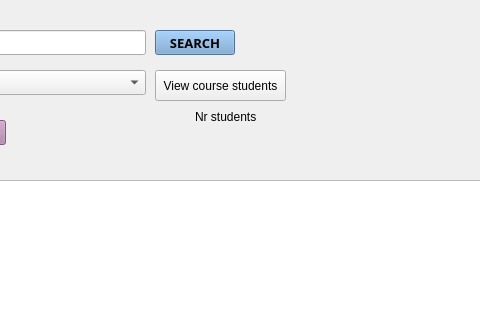
First picture: the form in details.ui, repository casalete/ErasmusIo, before the edit; both pictures show x 395 to 875 and y 0 to 320 of the 1100 by 674 pixel window.
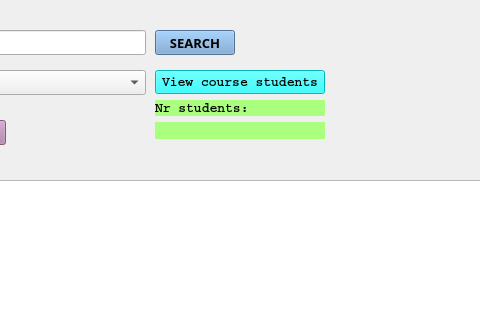
Second picture: the form after the edit. Icons and pictures are not drawn.

The edit to the form file:
```diff
--- a/details.ui
+++ b/details.ui
@@ -183,31 +183,49 @@
     <string>BACK</string>
    </property>
   </widget>
-  <widget class="QPushButton" name="viewStudentsButton">
+  <widget class="QWidget" name="">
    <property name="geometry">
     <rect>
      <x>550</x>
      <y>70</y>
-     <width>131</width>
-     <height>31</height>
+     <width>170</width>
+     <height>69</height>
     </rect>
+   </property>
+   <layout class="QVBoxLayout" name="verticalLayout_2">
+    <item>
+     <widget class="QPushButton" name="viewStudentsButton">
+      <property name="font">
+       <font>
+        <family>Courier</family>
+        <pointsize>10</pointsize>
+        <weight>75</weight>
+        <bold>true</bold>
+       </font>
+      </property>
+      <property name="styleSheet">
+       <string notr="true">background: rgb(0, 255, 255);</string>
    </property>
    <property name="text">
     <string>View course students</string>
    </property>
   </widget>
-  <widget class="QWidget" name="">
-   <property name="geometry">
-    <rect>
-     <x>590</x>
-     <y>110</y>
-     <width>62</width>
-     <height>34</height>
-    </rect>
-   </property>
+    </item>
+    <item>
    <layout class="QVBoxLayout" name="verticalLayout">
     <item>
      <widget class="QLabel" name="label">
+        <property name="font">
+         <font>
+          <family>Courier</family>
+          <pointsize>10</pointsize>
+          <weight>75</weight>
+          <bold>true</bold>
+         </font>
+        </property>
+        <property name="styleSheet">
+         <string notr="true">background: rgb(170, 255, 127);</string>
+        </property>
       <property name="text">
        <string>Nr students:</string>
       </property>
@@ -215,10 +233,23 @@
     </item>
     <item>
      <widget class="QLabel" name="nrStudLabel">
+        <property name="font">
+         <font>
+          <family>Courier</family>
+          <pointsize>15</pointsize>
+          <weight>75</weight>
+          <bold>true</bold>
+         </font>
+        </property>
+        <property name="styleSheet">
+         <string notr="true">background: rgb(170, 255, 127);</string>
+        </property>
       <property name="text">
        <string/>
       </property>
      </widget>
+      </item>
+     </layout>
     </item>
    </layout>
   </widget>
```
Lines whose indentation alone changed are shown as unchanged.
